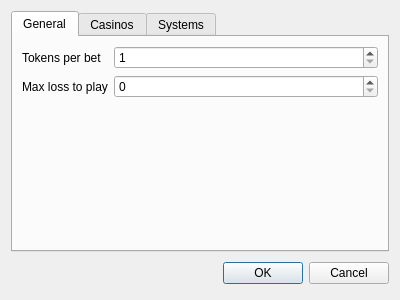
Old version of the form source/settingsdialog.ui in the repository martin-kudlicka/roulette-bot.
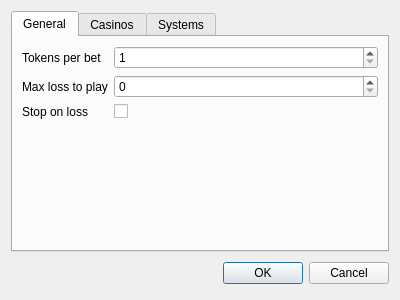
New version of the form.

Commit message: + can automatically stop play on loss

```diff
--- a/source/settingsdialog.ui
+++ b/source/settingsdialog.ui
@@ -24,6 +24,9 @@
        <string>General</string>
       </attribute>
       <layout class="QFormLayout" name="formLayout">
+       <property name="fieldGrowthPolicy">
+        <enum>QFormLayout::AllNonFixedFieldsGrow</enum>
+       </property>
        <item row="0" column="0">
         <widget class="QLabel" name="label">
          <property name="text">
@@ -48,6 +51,23 @@
        <item row="1" column="1">
         <widget class="QSpinBox" name="qsbMaxLossToPlay"/>
        </item>
+       <item row="2" column="0">
+        <widget class="QLabel" name="label_3">
+         <property name="text">
+          <string>Stop on loss</string>
+         </property>
+         <property name="buddy">
+          <cstring>qcbStopOnLoss</cstring>
+         </property>
+        </widget>
+       </item>
+       <item row="2" column="1">
+        <widget class="QCheckBox" name="qcbStopOnLoss">
+         <property name="text">
+          <string/>
+         </property>
+        </widget>
+       </item>
       </layout>
      </widget>
      <widget class="QWidget" name="tab">
```
Left out of the diff: 14 changed lines with no effect on the pictures. The commit also changes 4 other files.
